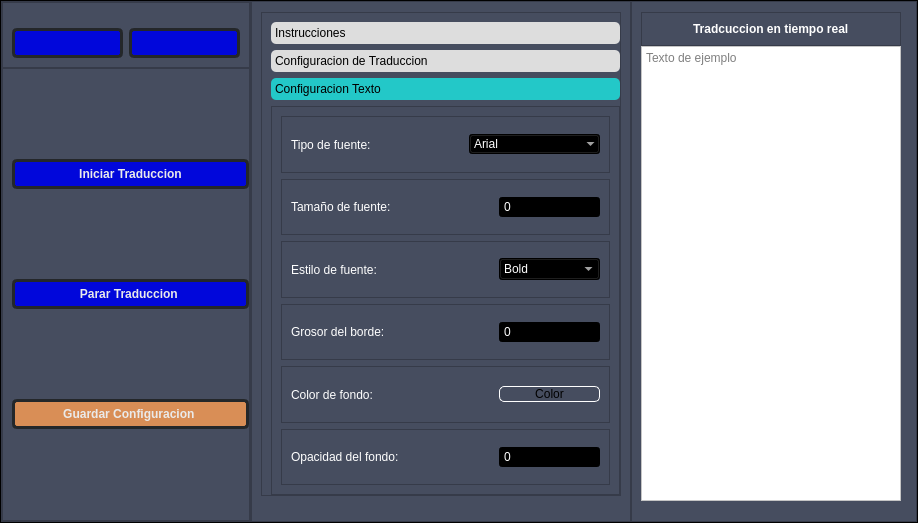
First picture: the form in Interfaz Grafica/RTT.ui, repository SebaMedina172/Real-Time-Translator, before the edit.
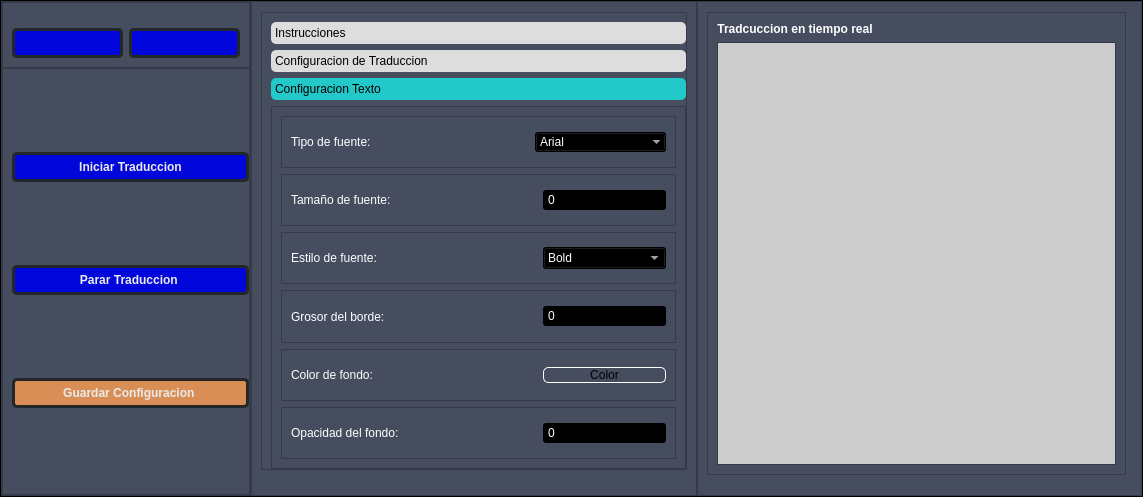
Second picture: the form after the edit. The open tabs and pages were chosen to show the change. Icons and pictures are not drawn.

Commit message: Cambio en la muestra del texto. Ahora en labels, para mejorar la personalizacion y fluides

```diff
--- a/Interfaz Grafica/RTT.ui
+++ b/Interfaz Grafica/RTT.ui
@@ -6,8 +6,8 @@
    <rect>
     <x>0</x>
     <y>0</y>
-    <width>918</width>
-    <height>523</height>
+    <width>1143</width>
+    <height>497</height>
    </rect>
   </property>
   <property name="windowTitle">
@@ -849,8 +849,8 @@
                  <rect>
                   <x>0</x>
                   <y>0</y>
-                  <width>249</width>
-                  <height>283</height>
+                  <width>415</width>
+                  <height>357</height>
                  </rect>
                 </property>
                 <attribute name="icon">
@@ -1147,13 +1147,7 @@
 	background-color: rgb(70, 77, 95);
 }
 
-
-QLabel{
-	font: 87 12pt &quot;Sans Serif&quot;;
-	background-color: #000000ff;
-	color: white;
-	font-weight:bold;
-}</string>
+</string>
          </property>
          <property name="frameShape">
           <enum>QFrame::StyledPanel</enum>
@@ -1161,7 +1155,7 @@
          <property name="frameShadow">
           <enum>QFrame::Raised</enum>
          </property>
-         <layout class="QVBoxLayout" name="verticalLayout_5" stretch="1,14">
+         <layout class="QVBoxLayout" name="verticalLayout_5" stretch="1">
           <property name="spacing">
            <number>0</number>
           </property>
@@ -1191,9 +1185,9 @@
             <property name="frameShadow">
              <enum>QFrame::Raised</enum>
             </property>
-            <layout class="QHBoxLayout" name="horizontalLayout_20">
+            <layout class="QVBoxLayout" name="verticalLayout_6">
              <item>
-              <widget class="QLabel" name="label_18">
+              <widget class="QLabel" name="title_console">
                <property name="sizePolicy">
                 <sizepolicy hsizetype="Fixed" vsizetype="Preferred">
                  <horstretch>0</horstretch>
@@ -1207,39 +1201,74 @@
                 </size>
                </property>
                <property name="styleSheet">
-                <string notr="true"/>
+                <string notr="true">QLabel{
+font: 87 12pt &quot;Sans Serif&quot;;
+background-color: #000000ff;
+color: white;
+font-weight:bold;
+}</string>
                </property>
                <property name="text">
                 <string>Tradcuccion en tiempo real</string>
                </property>
+               <property name="alignment">
+                <set>Qt::AlignCenter</set>
+               </property>
+              </widget>
+             </item>
+             <item>
+              <widget class="QScrollArea" name="Consola">
+               <property name="enabled">
+                <bool>true</bool>
+               </property>
+               <property name="styleSheet">
+                <string notr="true"/>
+               </property>
+               <property name="widgetResizable">
+                <bool>true</bool>
+               </property>
+               <property name="alignment">
+                <set>Qt::AlignCenter</set>
+               </property>
+               <widget class="QWidget" name="scrollAreaWidgetContents">
+                <property name="geometry">
+                 <rect>
+                  <x>0</x>
+                  <y>0</y>
+                  <width>397</width>
+                  <height>416</height>
+                 </rect>
+                </property>
+                <layout class="QHBoxLayout" name="horizontalLayout_3">
+                 <property name="spacing">
+                  <number>0</number>
+                 </property>
+                 <property name="leftMargin">
+                  <number>0</number>
+                 </property>
+                 <property name="topMargin">
+                  <number>0</number>
+                 </property>
+                 <property name="rightMargin">
+                  <number>0</number>
+                 </property>
+                 <property name="bottomMargin">
+                  <number>0</number>
+                 </property>
+                 <item>
+                  <widget class="QWidget" name="messages_container" native="true">
+                   <property name="styleSheet">
+                    <string notr="true">background-color: rgb(204, 204, 204);</string>
+                   </property>
+                  </widget>
+                 </item>
+                </layout>
+               </widget>
               </widget>
              </item>
             </layout>
            </widget>
           </item>
-          <item>
-           <widget class="QTextEdit" name="Consola">
-            <property name="styleSheet">
-             <string notr="true">QTextEdit{
-	background-color: rgb(255,255,255);
-	color: rgb(0, 0, 0)
-}</string>
-            </property>
-            <property name="readOnly">
-             <bool>true</bool>
-            </property>
-            <property name="html">
-             <string>&lt;!DOCTYPE HTML PUBLIC &quot;-//W3C//DTD HTML 4.0//EN&quot; &quot;http://www.w3.org/TR/REC-html40/strict.dtd&quot;&gt;
-&lt;html&gt;&lt;head&gt;&lt;meta name=&quot;qrichtext&quot; content=&quot;1&quot; /&gt;&lt;style type=&quot;text/css&quot;&gt;
-p, li { white-space: pre-wrap; }
-&lt;/style&gt;&lt;/head&gt;&lt;body style=&quot; font-family:'MS Shell Dlg 2'; font-size:8.25pt; font-weight:400; font-style:normal;&quot;&gt;
-&lt;p align=&quot;center&quot; style=&quot;-qt-paragraph-type:empty; margin-top:0px; margin-bottom:0px; margin-left:0px; margin-right:0px; -qt-block-indent:0; text-indent:0px;&quot;&gt;&lt;br /&gt;&lt;/p&gt;&lt;/body&gt;&lt;/html&gt;</string>
-            </property>
-            <property name="placeholderText">
-             <string>Texto de ejemplo</string>
-            </property>
-           </widget>
-          </item>
          </layout>
         </widget>
        </item>
```
Left out of the diff: 26 changed lines with no effect on the pictures. The commit also changes 6 other files.
